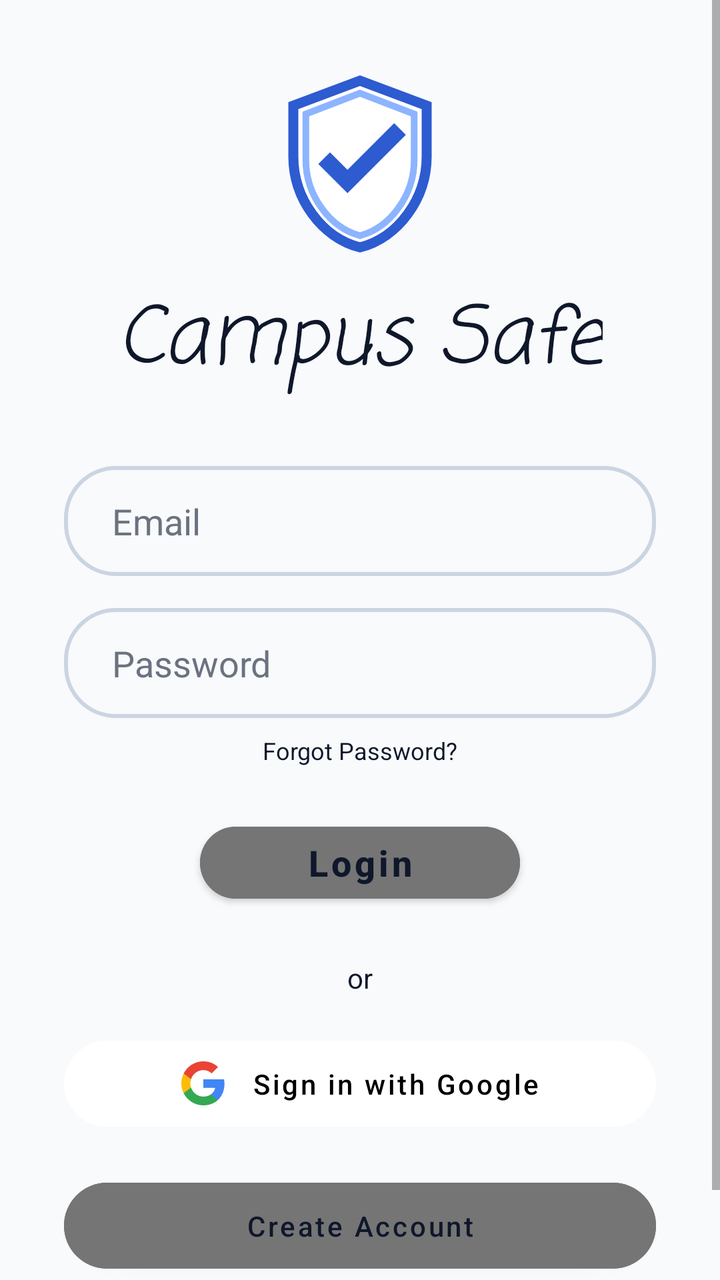
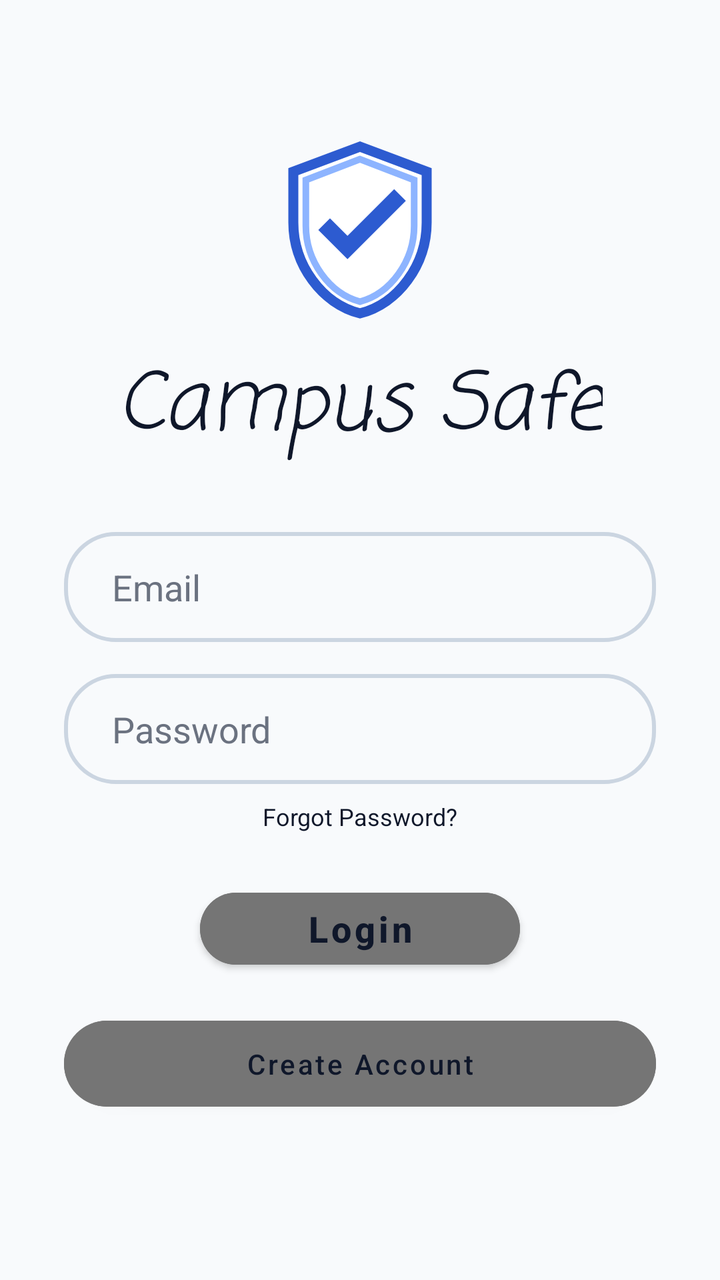

The first picture is an Android layout as it rendered before a commit; the second is the same layout after the commit. The layout source and the unified diff follow.
<!-- AndroidManifest.xml: application theme Theme.CampusSafeApplication -->
<!-- res/layout/activity_login.xml -->
<?xml version="1.0" encoding="utf-8"?>
<ScrollView xmlns:android="http://schemas.android.com/apk/res/android"
    xmlns:app="http://schemas.android.com/apk/res-auto"
    xmlns:tools="http://schemas.android.com/tools"
    android:layout_width="match_parent"
    android:layout_height="match_parent"
    android:fillViewport="true"
    android:background="@color/bg_primary"
    android:fitsSystemWindows="true">

    <androidx.constraintlayout.widget.ConstraintLayout
        android:layout_width="match_parent"
        android:layout_height="wrap_content"
        android:padding="32dp">

        <ImageView
            android:id="@+id/ivShield"
            android:layout_width="100dp"
            android:layout_height="100dp"
            android:contentDescription="@string/shield_icon_desc"
            android:src="@drawable/ic_shield_check"
            app:layout_constraintBottom_toTopOf="@+id/tvAppName"
            app:layout_constraintEnd_toEndOf="parent"
            app:layout_constraintStart_toStartOf="parent"
            app:layout_constraintTop_toTopOf="parent"
            app:layout_constraintVertical_chainStyle="packed" />

        <TextView
            android:id="@+id/tvAppName"
            android:layout_width="wrap_content"
            android:layout_height="wrap_content"
            android:layout_marginTop="8dp"
            android:fontFamily="casual"
            android:text="@string/campus_safe"
            android:textColor="@color/text_primary"
            android:textSize="40sp"
            android:textStyle="italic"
            app:layout_constraintBottom_toTopOf="@+id/etEmail"
            app:layout_constraintEnd_toEndOf="parent"
            app:layout_constraintStart_toStartOf="parent"
            app:layout_constraintTop_toBottomOf="@+id/ivShield" />

        <EditText
            android:id="@+id/etEmail"
            android:layout_width="0dp"
            android:layout_height="55dp"
            android:layout_marginTop="32dp"
            android:autofillHints="emailAddress"
            android:background="@drawable/edit_text_rounded"
            android:hint="Email"
            android:inputType="textEmailAddress"
            android:paddingStart="24dp"
            android:paddingEnd="24dp"
            android:textColor="@color/text_primary"
            android:textColorHint="@color/hint_gray"
            app:layout_constraintBottom_toTopOf="@+id/etPassword"
            app:layout_constraintEnd_toEndOf="parent"
            app:layout_constraintStart_toStartOf="parent"
            app:layout_constraintTop_toBottomOf="@+id/tvAppName" />

        <EditText
            android:id="@+id/etPassword"
            android:layout_width="0dp"
            android:layout_height="55dp"
            android:layout_marginTop="16dp"
            android:autofillHints="password"
            android:background="@drawable/edit_text_rounded"
            android:hint="Password"
            android:inputType="textPassword"
            android:paddingStart="24dp"
            android:paddingEnd="24dp"
            android:textColor="@color/text_primary"
            android:textColorHint="@color/hint_gray"
            app:layout_constraintBottom_toTopOf="@+id/tvForgotPassword"
            app:layout_constraintEnd_toEndOf="parent"
            app:layout_constraintStart_toStartOf="parent"
            app:layout_constraintTop_toBottomOf="@+id/etEmail" />

        <TextView
            android:id="@+id/tvForgotPassword"
            android:layout_width="wrap_content"
            android:layout_height="wrap_content"
            android:layout_marginTop="8dp"
            android:text="Forgot Password?"
            android:textColor="@color/text_primary"
            android:textSize="12sp"
            app:layout_constraintBottom_toTopOf="@+id/btnLogin"
            app:layout_constraintEnd_toEndOf="parent"
            app:layout_constraintStart_toStartOf="parent"
            app:layout_constraintTop_toBottomOf="@+id/etPassword" />

        <com.google.android.material.button.MaterialButton
            android:id="@+id/btnLogin"
            android:layout_width="160dp"
            android:layout_height="wrap_content"
            android:layout_marginTop="24dp"
            android:backgroundTint="@color/btn_gray"
            android:text="Login"
            android:textAllCaps="false"
            android:textColor="@color/text_primary"
            android:textSize="18sp"
            android:textStyle="bold"
            app:cornerRadius="25dp"
            app:layout_constraintBottom_toTopOf="@+id/btnBiometric"
            app:layout_constraintEnd_toEndOf="parent"
            app:layout_constraintStart_toStartOf="parent"
            app:layout_constraintTop_toBottomOf="@+id/tvForgotPassword" />

        <com.google.android.material.button.MaterialButton
            android:id="@+id/btnBiometric"
            android:layout_width="0dp"
            android:layout_height="55dp"
            android:layout_marginTop="16dp"
            android:backgroundTint="@color/btn_gray"
            android:text="Sign in with Biometrics"
            android:textAllCaps="false"
            android:textColor="@color/text_primary"
            android:visibility="gone"
            app:cornerRadius="25dp"
            app:layout_constraintBottom_toTopOf="@+id/orLayout"
            app:layout_constraintEnd_toEndOf="parent"
            app:layout_constraintStart_toStartOf="parent"
            app:layout_constraintTop_toBottomOf="@+id/btnLogin"
            tools:visibility="visible" />

        <LinearLayout
            android:id="@+id/orLayout"
            android:layout_width="0dp"
            android:layout_height="wrap_content"
            android:layout_marginTop="24dp"
            android:gravity="center"
            android:orientation="horizontal"
            app:layout_constraintBottom_toTopOf="@+id/btnGoogle"
            app:layout_constraintEnd_toEndOf="parent"
            app:layout_constraintStart_toStartOf="parent"
            app:layout_constraintTop_toBottomOf="@+id/btnBiometric">

            <View
                android:layout_width="0dp"
                android:layout_height="1dp"
                android:layout_weight="1"
                android:background="@color/bg_primary" />

            <TextView
                android:layout_width="wrap_content"
                android:layout_height="wrap_content"
                android:layout_marginHorizontal="16dp"
                android:text="or"
                android:textColor="@color/text_primary" />

            <View
                android:layout_width="0dp"
                android:layout_height="1dp"
                android:layout_weight="1"
                android:background="@color/bg_primary" />
        </LinearLayout>

        <com.google.android.material.button.MaterialButton
            android:id="@+id/btnGoogle"
            style="@style/Widget.MaterialComponents.Button.UnelevatedButton"
            android:layout_width="0dp"
            android:layout_height="55dp"
            android:layout_marginTop="16dp"
            android:backgroundTint="@color/white"
            android:text="Sign in with Google"
            android:textAllCaps="false"
            android:textColor="@color/black"
            app:cornerRadius="25dp"
            app:icon="@drawable/google_logo"
            app:iconGravity="textStart"
            app:iconPadding="12dp"
            app:iconTint="@null"
            app:layout_constraintBottom_toTopOf="@+id/btnCreateAccount"
            app:layout_constraintEnd_toEndOf="parent"
            app:layout_constraintStart_toStartOf="parent"
            app:layout_constraintTop_toBottomOf="@+id/orLayout" />

        <com.google.android.material.button.MaterialButton
            android:id="@+id/btnCreateAccount"
            android:layout_width="0dp"
            android:layout_height="55dp"
            android:layout_marginTop="16dp"
            android:layout_marginBottom="16dp"
            android:backgroundTint="@color/btn_gray"
            android:text="Create Account"
            android:textAllCaps="false"
            android:textColor="@color/text_primary"
            app:cornerRadius="25dp"
            app:layout_constraintBottom_toBottomOf="parent"
            app:layout_constraintEnd_toEndOf="parent"
            app:layout_constraintStart_toStartOf="parent"
            app:layout_constraintTop_toBottomOf="@+id/btnGoogle" />

    </androidx.constraintlayout.widget.ConstraintLayout>
</ScrollView>
<!-- resources referenced by this layout -->
<resources>
  <color name="bg_primary">#F8FAFC</color>
  <color name="black">#FF000000</color>
  <color name="btn_gray">#757575</color>
  <color name="hint_gray">#6B7280</color>
  <color name="text_primary">#0F172A</color>
  <color name="white">#FFFFFFFF</color>
  <!-- drawable edit_text_rounded (drawable) -->
  <?xml version="1.0" encoding="utf-8"?>
  <shape xmlns:android="http://schemas.android.com/apk/res/android">
      <solid android:color="@android:color/transparent" />
      <stroke
          android:width="2dp"
          android:color="@color/edit_text_border" />
      <corners android:radius="25dp" />
  </shape>
  <!-- drawable google_logo (drawable) -->
  <?xml version="1.0" encoding="utf-8"?>
  <vector xmlns:android="http://schemas.android.com/apk/res/android"
      android:width="24dp"
      android:height="24dp"
      android:viewportWidth="24"
      android:viewportHeight="24">
      <path
          android:fillColor="#4285F4"
          android:pathData="M22.56,12.25c0,-0.78 -0.07,-1.53 -0.2,-2.25H12v4.26h5.92c-0.26,1.37 -1.04,2.53 -2.21,3.31v2.77h3.57C21.35,18.41 22.56,15.62 22.56,12.25z" />
      <path
          android:fillColor="#34A853"
          android:pathData="M12,23c2.97,0 5.46,-0.98 7.28,-2.66l-3.57,-2.77c-0.98,0.66 -2.23,1.06 -3.71,1.06 -2.86,0 -5.29,-1.93 -6.16,-4.53H2.18v2.84C3.99,20.53 7.7,23 12,23z" />
      <path
          android:fillColor="#FBBC05"
          android:pathData="M5.84,14.09c-0.22,-0.66 -0.35,-1.36 -0.35,-2.09s0.13,-1.43 0.35,-2.09V7.07H2.18C1.43,8.55 1,10.22 1,12s0.43,3.45 1.18,4.93l3.66,-2.84z" />
      <path
          android:fillColor="#EA4335"
          android:pathData="M12,5.38c1.62,0 3.06,0.56 4.21,1.64l3.15,-3.15C17.45,2.09 14.97,1 12,1 7.7,1 3.99,3.47 2.18,7.07l3.66,2.84c0.87,-2.6 3.3,-4.53 6.16,-4.53z" />
  </vector>
  <!-- drawable ic_shield_check (drawable) -->
  <vector xmlns:android="http://schemas.android.com/apk/res/android"
      android:width="150dp"
      android:height="150dp"
      android:viewportWidth="24"
      android:viewportHeight="24">
      
      <path
          android:fillColor="#FFFFFF"
          android:pathData="M12,2L4,5v6.09c0,5.05 3.41,9.76 8,10.91 4.59,-1.15 8,-5.86 8,-10.91V5l-8,-3z" />
      
      <path
          android:strokeWidth="1.2"
          android:strokeColor="@color/shield_outline"
          android:pathData="M12,2L4,5v6.09c0,5.05 3.41,9.76 8,10.91 4.59,-1.15 8,-5.86 8,-10.91V5l-8,-3z" />
      
      <path
          android:strokeWidth="0.8"
          android:strokeColor="@color/shield_blue"
          android:pathData="M12,3.5L5.5,6v5.5c0,4.2 2.8,8.1 6.5,9.1 3.7,-1 6.5,-4.9 6.5,-9.1V6L12,3.5z" />
      
      <path
          android:fillColor="@color/shield_outline"
          android:pathData="M10.5,15.5l-3.5,-3.5l1.4,-1.4l2.1,2.1l5.6,-5.6l1.4,1.4l-7,7z" />
  </vector>
  <string name="campus_safe">Campus Safe</string>
  <string name="shield_icon_desc">Shield with checkmark</string>
  <style name="Theme.CampusSafeApplication" parent="Theme.MaterialComponents.DayNight.NoActionBar">
          
          <item name="colorPrimary">@color/shield_outline</item>
          <item name="colorPrimaryVariant">@color/shield_blue</item>
          <item name="colorOnPrimary">@color/white</item>
          
          <item name="colorSecondary">@color/shield_blue</item>
          <item name="colorSecondaryVariant">@color/shield_outline</item>
          <item name="colorOnSecondary">@color/black</item>
          
          <item name="android:statusBarColor">?attr/colorSurface</item>
          <item name="android:windowBackground">@color/bg_primary</item>
          <item name="colorSurface">@color/top_bar_bg</item>
          <item name="android:windowLightStatusBar">true</item>
      </style>
  <color name="edit_text_border">#CBD5E1</color>
  <color name="shield_outline">#2D5BD0</color>
  <color name="shield_blue">#8DB4FF</color>
  <color name="top_bar_bg">#FFFFFF</color>
</resources>

<!-- the commit's change to res/layout/activity_login.xml (unified diff, before → after) -->
@@ -117,63 +117,11 @@
             android:textColor="@color/text_primary"
             android:visibility="gone"
             app:cornerRadius="25dp"
-            app:layout_constraintBottom_toTopOf="@+id/orLayout"
+            app:layout_constraintBottom_toTopOf="@+id/btnCreateAccount"
             app:layout_constraintEnd_toEndOf="parent"
             app:layout_constraintStart_toStartOf="parent"
             app:layout_constraintTop_toBottomOf="@+id/btnLogin"
             tools:visibility="visible" />
-
-        <LinearLayout
-            android:id="@+id/orLayout"
-            android:layout_width="0dp"
-            android:layout_height="wrap_content"
-            android:layout_marginTop="24dp"
-            android:gravity="center"
-            android:orientation="horizontal"
-            app:layout_constraintBottom_toTopOf="@+id/btnGoogle"
-            app:layout_constraintEnd_toEndOf="parent"
-            app:layout_constraintStart_toStartOf="parent"
-            app:layout_constraintTop_toBottomOf="@+id/btnBiometric">
-
-            <View
-                android:layout_width="0dp"
-                android:layout_height="1dp"
-                android:layout_weight="1"
-                android:background="@color/bg_primary" />
-
-            <TextView
-                android:layout_width="wrap_content"
-                android:layout_height="wrap_content"
-                android:layout_marginHorizontal="16dp"
-                android:text="or"
-                android:textColor="@color/text_primary" />
-
-            <View
-                android:layout_width="0dp"
-                android:layout_height="1dp"
-                android:layout_weight="1"
-                android:background="@color/bg_primary" />
-        </LinearLayout>
-
-        <com.google.android.material.button.MaterialButton
-            android:id="@+id/btnGoogle"
-            style="@style/Widget.MaterialComponents.Button.UnelevatedButton"
-            android:layout_width="0dp"
-            android:layout_height="55dp"
-            android:layout_marginTop="16dp"
-            android:backgroundTint="@color/white"
-            android:text="Sign in with Google"
-            android:textAllCaps="false"
-            android:textColor="@color/black"
-            app:cornerRadius="25dp"
-            app:icon="@drawable/google_logo"
-            app:iconGravity="textStart"
-            app:iconPadding="12dp"
-            app:iconTint="@null"
-            app:layout_constraintBottom_toTopOf="@+id/btnCreateAccount"
-            app:layout_constraintEnd_toEndOf="parent"
-            app:layout_constraintStart_toStartOf="parent"
-            app:layout_constraintTop_toBottomOf="@+id/orLayout" />
 
         <com.google.android.material.button.MaterialButton
             android:id="@+id/btnCreateAccount"
@@ -189,7 +137,7 @@
             app:layout_constraintBottom_toBottomOf="parent"
             app:layout_constraintEnd_toEndOf="parent"
             app:layout_constraintStart_toStartOf="parent"
-            app:layout_constraintTop_toBottomOf="@+id/btnGoogle" />
+            app:layout_constraintTop_toBottomOf="@+id/btnBiometric" />
 
     </androidx.constraintlayout.widget.ConstraintLayout>
 </ScrollView>
<!-- resource entries referenced after the edit -->
@@ -15,26 +15,6 @@
           android:color="@color/edit_text_border" />
       <corners android:radius="25dp" />
   </shape>
-  <!-- drawable google_logo (drawable) -->
-  <?xml version="1.0" encoding="utf-8"?>
-  <vector xmlns:android="http://schemas.android.com/apk/res/android"
-      android:width="24dp"
-      android:height="24dp"
-      android:viewportWidth="24"
-      android:viewportHeight="24">
-      <path
-          android:fillColor="#4285F4"
-          android:pathData="M22.56,12.25c0,-0.78 -0.07,-1.53 -0.2,-2.25H12v4.26h5.92c-0.26,1.37 -1.04,2.53 -2.21,3.31v2.77h3.57C21.35,18.41 22.56,15.62 22.56,12.25z" />
-      <path
-          android:fillColor="#34A853"
-          android:pathData="M12,23c2.97,0 5.46,-0.98 7.28,-2.66l-3.57,-2.77c-0.98,0.66 -2.23,1.06 -3.71,1.06 -2.86,0 -5.29,-1.93 -6.16,-4.53H2.18v2.84C3.99,20.53 7.7,23 12,23z" />
-      <path
-          android:fillColor="#FBBC05"
-          android:pathData="M5.84,14.09c-0.22,-0.66 -0.35,-1.36 -0.35,-2.09s0.13,-1.43 0.35,-2.09V7.07H2.18C1.43,8.55 1,10.22 1,12s0.43,3.45 1.18,4.93l3.66,-2.84z" />
-      <path
-          android:fillColor="#EA4335"
-          android:pathData="M12,5.38c1.62,0 3.06,0.56 4.21,1.64l3.15,-3.15C17.45,2.09 14.97,1 12,1 7.7,1 3.99,3.47 2.18,7.07l3.66,2.84c0.87,-2.6 3.3,-4.53 6.16,-4.53z" />
-  </vector>
   <!-- drawable ic_shield_check (drawable) -->
   <vector xmlns:android="http://schemas.android.com/apk/res/android"
       android:width="150dp"
